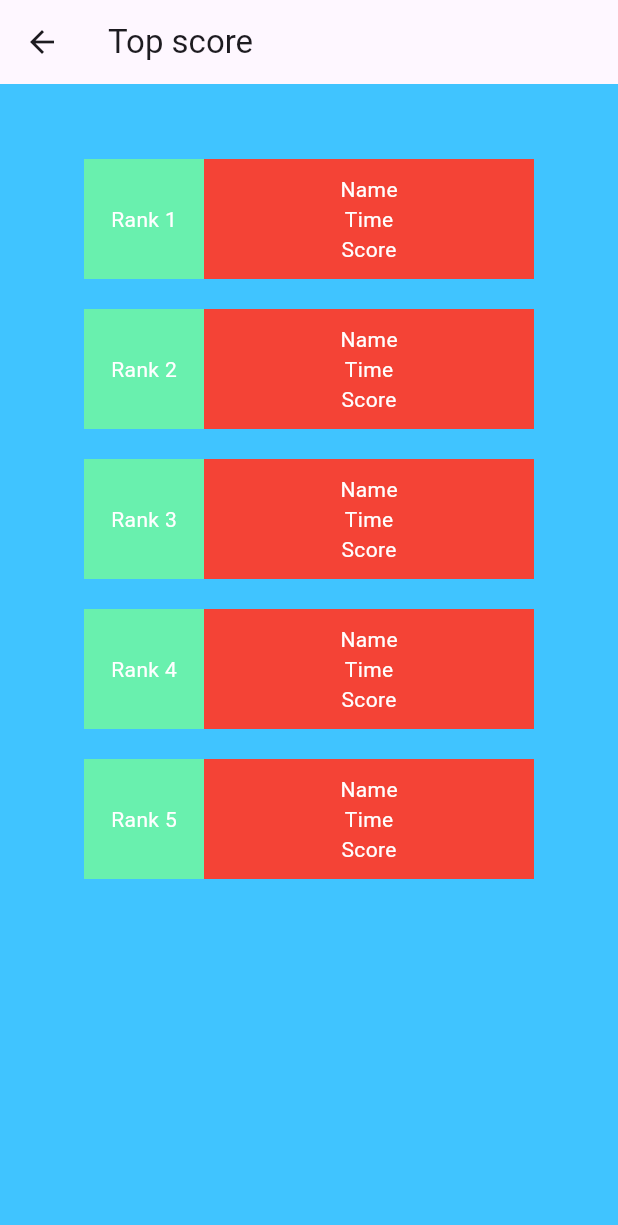
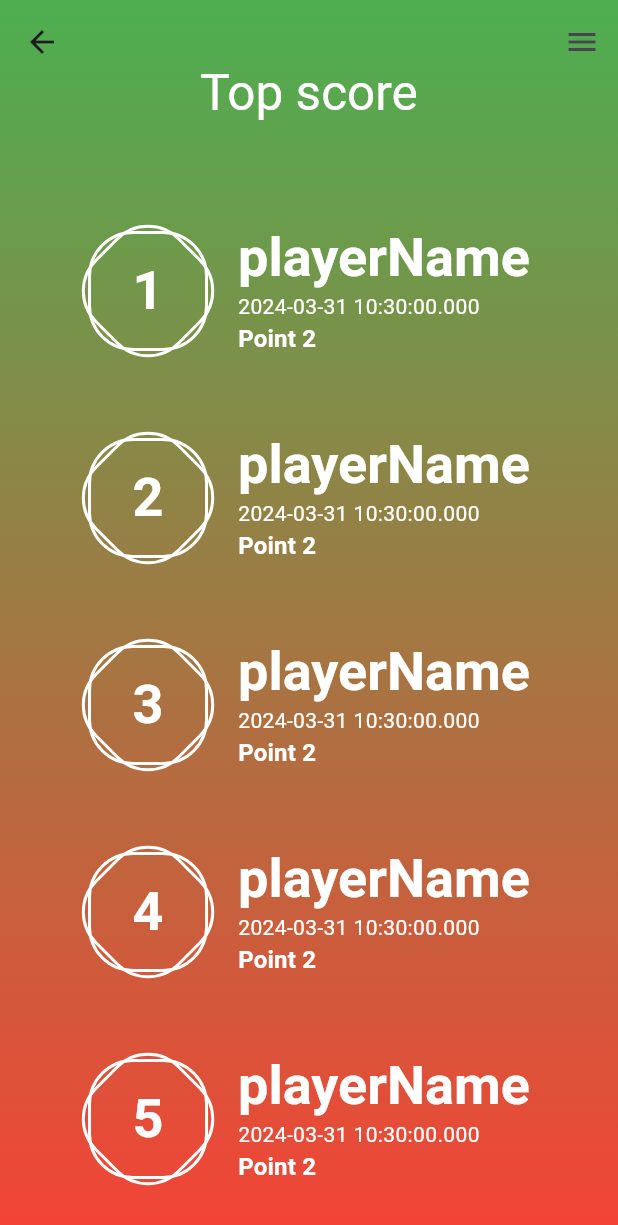
Before and after one commit to mtuan0111/nucatch, a Flutter app: the TopScoreScreen screen opened directly, on a phone screen of 412 x 824 dp. Shown: the top 1225 px of the screen. Run offline on Flutter 3.47's test engine with Material 3 defaults, Android fonts, the phone set to English and light mode, and no system bars; our stand-ins replace flutter_bloc, font_awesome_flutter, timer_count_down.

Commit message:
[Update] Udpate IO

```diff
--- a/lib/helpers/const.dart
+++ b/lib/helpers/const.dart
@@ -8,10 +8,36 @@ class LayoutConfig {
   static double boxSize = 80;
   static double layoutBorderRadius = 30;
 
-  static TextStyle titleStyle(BuildContext context,
-          {bool isActiveShadow = false, bool isItalic = false}) =>
+  static TextStyle displaySmallStyle(
+    BuildContext context, {
+    bool isActiveShadow = false,
+    bool isItalic = false,
+    String? fontFamily,
+  }) =>
       Theme.of(context).textTheme.displaySmall!.copyWith(
         color: Colors.white,
+        fontFamily: fontFamily,
+        fontStyle: isItalic ? FontStyle.italic : null,
+        fontWeight: FontWeight.bold,
+        shadows: [
+          if (isActiveShadow)
+            const BoxShadow(
+              color: Colors.black54,
+              blurRadius: 0,
+              offset: Offset(-2, 4),
+            )
+        ],
+      );
+
+  static TextStyle titleMediumStyle(
+    BuildContext context, {
+    bool isActiveShadow = false,
+    bool isItalic = false,
+    String? fontFamily,
+  }) =>
+      Theme.of(context).textTheme.titleMedium!.copyWith(
+        color: Colors.white,
+        fontFamily: fontFamily,
         fontStyle: isItalic ? FontStyle.italic : null,
         fontWeight: FontWeight.bold,
         shadows: [
@@ -38,6 +64,18 @@ class LayoutConfig {
     ),
   );
 
+  static BoxDecoration gradientDecoration(BuildContext context) =>
+      BoxDecoration(
+        gradient: LinearGradient(
+          begin: Alignment.topCenter,
+          end: Alignment.bottomCenter,
+          colors: [
+            Theme.of(context).primaryColor,
+            Theme.of(context).secondaryHeaderColor,
+          ],
+        ),
+      );
+
   static BoxDecoration boxDecoration = BoxDecoration(
     borderRadius: BorderRadius.circular(
       LayoutConfig.layoutBorderRadius,
--- a/lib/screens/menu_screens/player/gameover_screen.dart
+++ b/lib/screens/menu_screens/player/gameover_screen.dart
@@ -5,6 +5,7 @@ import 'package:nucatch_with_bloc/blocs/objects/turn/turn_bloc.dart';
 import 'package:nucatch_with_bloc/blocs/objects/turn/turn_event.dart';
 import 'package:nucatch_with_bloc/blocs/objects/user/user_bloc.dart';
 import 'package:nucatch_with_bloc/helpers/const.dart';
+import 'dart:math' as math;
 
 class GameOverScreen extends StatefulWidget {
   const GameOverScreen({super.key});
@@ -28,16 +29,7 @@ class _GameOverScreenState extends State<GameOverScreen> {
 
     return Scaffold(
       body: Container(
-        decoration: BoxDecoration(
-          gradient: LinearGradient(
-            begin: Alignment.topCenter,
-            end: Alignment.bottomCenter,
-            colors: [
-              Theme.of(context).primaryColor,
-              Theme.of(context).secondaryHeaderColor,
-            ],
-          ),
-        ),
+        decoration: LayoutConfig.gradientDecoration(context),
         child: SafeArea(
           child: CustomScrollView(
             slivers: <Widget>[
@@ -65,47 +57,11 @@ class _GameOverScreenState extends State<GameOverScreen> {
                     const SizedBox(
                       height: 20,
                     ),
-                    Row(
-                      mainAxisSize: MainAxisSize.min,
-                      children: [
-                        Container(
-                          width: LayoutConfig.boxSize,
-                          height: LayoutConfig.boxSize,
-                          decoration: LayoutConfig.boxDecoration,
-                          child: Center(
-                            child: Text(
-                              "1",
-                              style: LayoutConfig.titleStyle(
-                                context,
-                              ),
-                            ),
-                          ),
-                        ),
-                        const SizedBox(
-                          width: 20,
-                        ),
-                        Column(
-                          mainAxisSize: MainAxisSize.min,
-                          children: [
-                            Text(
-                              userBloc.state.model.name,
-                            ),
-                            Text(
-                              DateTime.now().toString(),
-                            ),
-                            Text(
-                              "Point ${turnBloc.state.point}",
-                              style: Theme.of(context)
-                                  .textTheme
-                                  .titleLarge!
-                                  .copyWith(
-                                    fontWeight: FontWeight.bold,
-                                    color: Colors.white,
-                                  ),
-                            ),
-                          ],
-                        )
-                      ],
+                    RankingItem(
+                      ranking: 1,
+                      playerName: userBloc.state.model.name,
+                      createdAt: DateTime.now(),
+                      turnedPoint: turnBloc.state.point,
                     ),
                     const SizedBox(
                       height: 50,
@@ -144,3 +100,89 @@ class _GameOverScreenState extends State<GameOverScreen> {
     );
   }
 }
+
+class RankingItem extends StatelessWidget {
+  const RankingItem({
+    super.key,
+    required this.ranking,
+    required this.playerName,
+    required this.createdAt,
+    required this.turnedPoint,
+  });
+
+  final int ranking;
+  final String playerName;
+  final DateTime createdAt;
+  final int turnedPoint;
+
+  @override
+  Widget build(BuildContext context) {
+    return Row(
+      mainAxisSize: MainAxisSize.min,
+      children: [
+        SizedBox(
+          width: LayoutConfig.boxSize,
+          height: LayoutConfig.boxSize,
+          child: Stack(
+            children: [
+              Transform.rotate(
+                angle: -math.pi / 4,
+                child: Container(
+                  width: LayoutConfig.boxSize,
+                  height: LayoutConfig.boxSize,
+                  decoration: LayoutConfig.boxDecoration.copyWith(
+                    border: Border.all(
+                      width: 2,
+                      color: Colors.white,
+                    ),
+                  ),
+                ),
+              ),
+              Transform.rotate(
+                angle: -math.pi / 2,
+                child: Container(
+                  width: LayoutConfig.boxSize,
+                  height: LayoutConfig.boxSize,
+                  decoration: LayoutConfig.boxDecoration.copyWith(
+                    border: Border.all(
+                      width: 2,
+                      color: Colors.white,
+                    ),
+                  ),
+                ),
+              ),
+              Center(
+                child: Text(
+                  ranking.toString(),
+                  style: LayoutConfig.displaySmallStyle(
+                    context,
+                  ),
+                ),
+              ),
+            ],
+          ),
+        ),
+        const SizedBox(
+          width: 20,
+        ),
+        Column(
+          mainAxisSize: MainAxisSize.min,
+          crossAxisAlignment: CrossAxisAlignment.start,
+          children: [
+            Text(
+              playerName,
+              style: LayoutConfig.displaySmallStyle(context),
+            ),
+            Text(
+              createdAt.toString(),
+            ),
+            Text(
+              "Point ${turnedPoint}",
+              style: LayoutConfig.titleMediumStyle(context),
+            ),
+          ],
+        )
+      ],
+    );
+  }
+}
--- a/lib/screens/menu_screens/top_score_screen.dart
+++ b/lib/screens/menu_screens/top_score_screen.dart
@@ -1,4 +1,6 @@
 import 'package:flutter/material.dart';
+import 'package:nucatch_with_bloc/helpers/const.dart';
+import 'package:nucatch_with_bloc/screens/menu_screens/player/gameover_screen.dart';
 
 class TopScoreScreen extends StatefulWidget {
   const TopScoreScreen({super.key});
@@ -12,10 +14,29 @@ class _TopScoreScreenState extends State<TopScoreScreen> {
   Widget build(BuildContext context) {
     return Scaffold(
       // appBar: AppBar(),
-      body: CustomScrollView(
+      body: Container(
+        decoration: LayoutConfig.gradientDecoration(context),
+        child: CustomScrollView(
           slivers: [
-          const SliverAppBar(
-            title: Text("Top score"),
+            SliverAppBar(
+              pinned: true,
+              flexibleSpace: FlexibleSpaceBar(
+                title: Text(
+                  "Top score",
+                ),
+                centerTitle: true,
+              ),
+              backgroundColor: Colors.transparent,
+              expandedHeight: 100,
+              actions: <Widget>[
+                IconButton(
+                  icon: const Icon(Icons.menu),
+                  tooltip: "Menu",
+                  onPressed: () {
+                    return;
+                  },
+                ),
+              ],
             ),
             SliverPadding(
               padding: const EdgeInsets.symmetric(
@@ -23,53 +44,27 @@ class _TopScoreScreenState extends State<TopScoreScreen> {
                 horizontal: 10,
               ),
               sliver: SliverToBoxAdapter(
+                child: IntrinsicWidth(
                   child: Wrap(
                     alignment: WrapAlignment.center,
-                runSpacing: 20,
-                spacing: 20,
+                    runSpacing: 50,
+                    spacing: 50,
                     children: List.generate(
                       5,
-                  (index) => TopScoreItem(
-                    index: index,
+                      (index) => RankingItem(
+                        ranking: index + 1,
+                        playerName: "playerName",
+                        createdAt: DateTime.now(),
+                        turnedPoint: 2,
                       ),
                     ).toList(),
                   ),
                 ),
               ),
+            ),
           ],
+        ),
       ),
     );
   }
 }
-
-class TopScoreItem extends StatelessWidget {
-  final int index;
-  const TopScoreItem({
-    super.key,
-    required this.index,
-  });
-
-  @override
-  Widget build(BuildContext context) {
-    return Container(
-        width: 300,
-        color: Colors.red,
-        child: Row(
-          children: [
-            Container(
-                height: 80,
-                width: 80,
-                color: Colors.greenAccent,
-                child: Center(child: Text("Rank ${index + 1}"))),
-            const Expanded(
-                child: Column(
-              children: [
-                Text("Name"),
-                Text("Time"),
-                Text("Score"),
-              ],
-            )),
-          ],
-        ));
-  }
-}
```
Also changed, not shown: lib/main.dart (+2 -10 lines), lib/screens/menu_screen.dart (+2 -11 lines), lib/screens/menu_screens/player/play_screen.dart (+18 -22 lines). Lines whose indentation alone changed are shown as unchanged.
